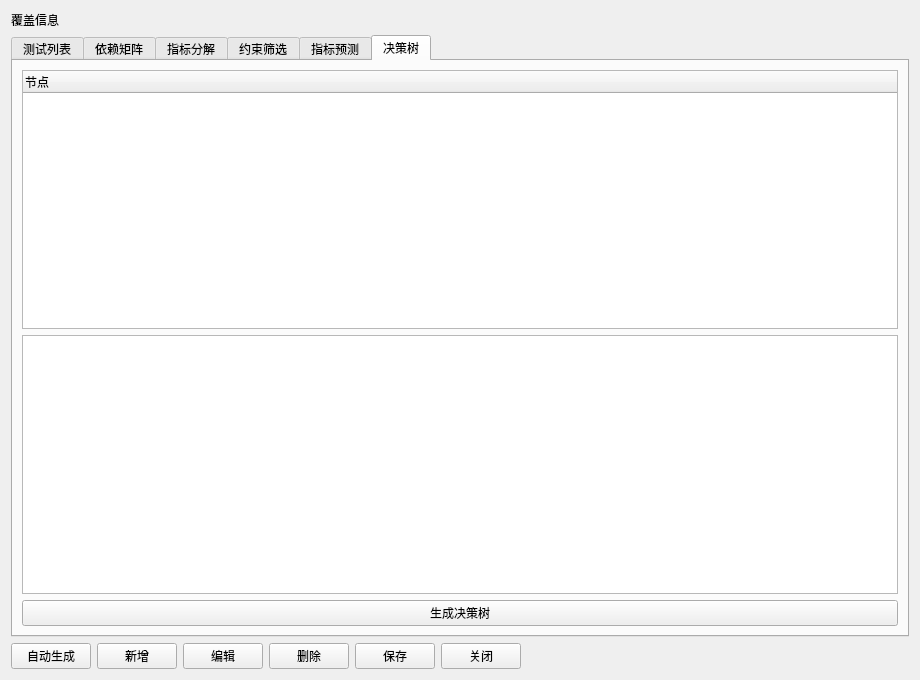
Before: the Qt Designer form widget/testmanagementdialog.ui in lushisongicloud/T-Designer, drawn with Qt 5.
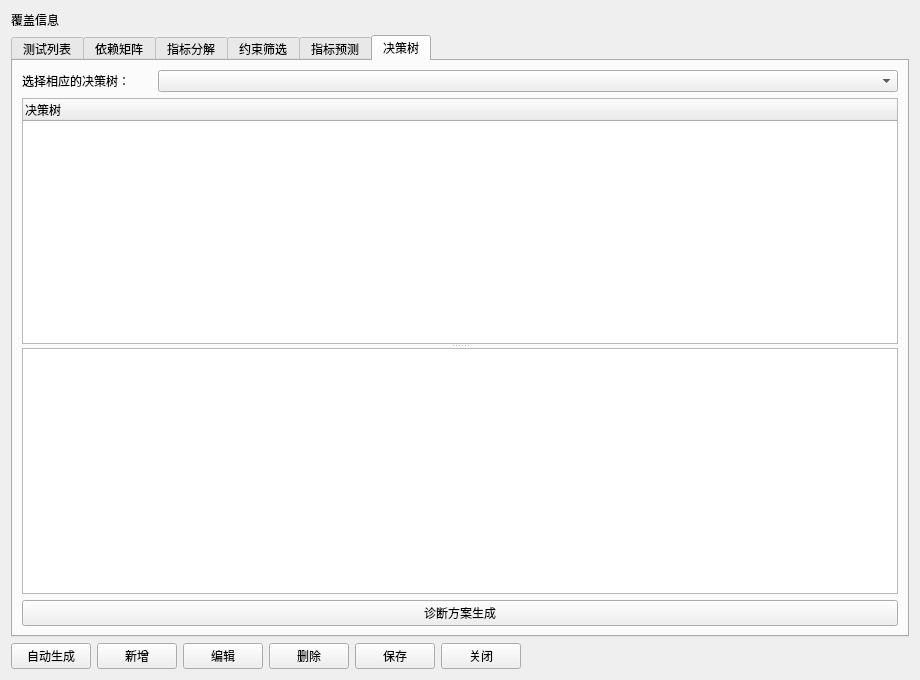
After: the same form once the commit is applied. The open tabs and pages were chosen to show the change.

Commit message: 完成[诊断方案查看]、[候选诊断解]功能

```diff
--- a/widget/testmanagementdialog.ui
+++ b/widget/testmanagementdialog.ui
@@ -263,25 +263,48 @@
       </attribute>
       <layout class="QVBoxLayout" name="verticalLayoutDecision">
        <item>
+        <layout class="QHBoxLayout" name="horizontalLayoutDecisionSelector">
+         <item>
+          <widget class="QLabel" name="labelDecisionTreeSelector">
+           <property name="maximumSize">
+            <size>
+             <width>130</width>
+             <height>16777215</height>
+            </size>
+           </property>
+           <property name="text">
+            <string>选择相应的决策树：</string>
+           </property>
+          </widget>
+         </item>
+         <item>
+          <widget class="QComboBox" name="comboDecisionTree"/>
+         </item>
+        </layout>
+       </item>
+       <item>
+        <widget class="QSplitter" name="splitterDecision">
+         <property name="orientation">
+          <enum>Qt::Vertical</enum>
+         </property>
         <widget class="QTreeWidget" name="treeDecision">
          <column>
           <property name="text">
-           <string>节点</string>
+            <string>决策树</string>
           </property>
          </column>
         </widget>
-       </item>
-       <item>
         <widget class="QPlainTextEdit" name="plainDecisionNotes">
          <property name="readOnly">
           <bool>true</bool>
          </property>
         </widget>
+        </widget>
        </item>
        <item>
         <widget class="QPushButton" name="btnBuildDecisionTree">
          <property name="text">
-          <string>生成决策树</string>
+          <string>诊断方案生成</string>
          </property>
         </widget>
        </item>
```
Left out of the diff: 4 changed lines with no effect on the pictures. Lines whose indentation alone changed are shown as unchanged. The commit also changes 36 other files.
